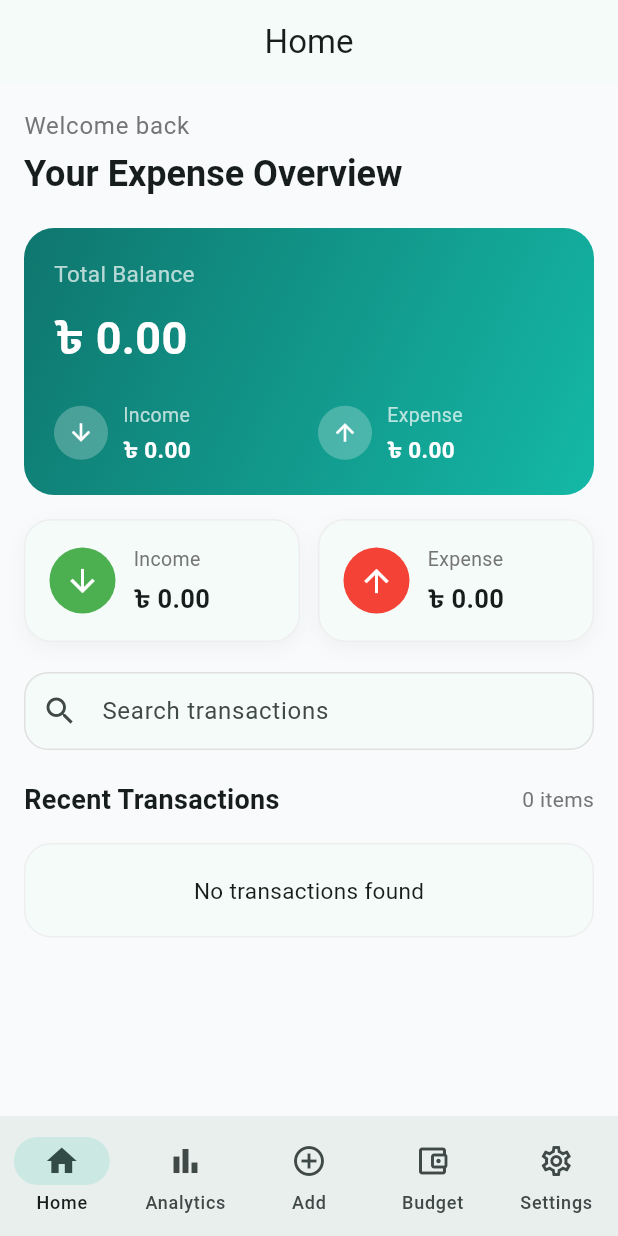
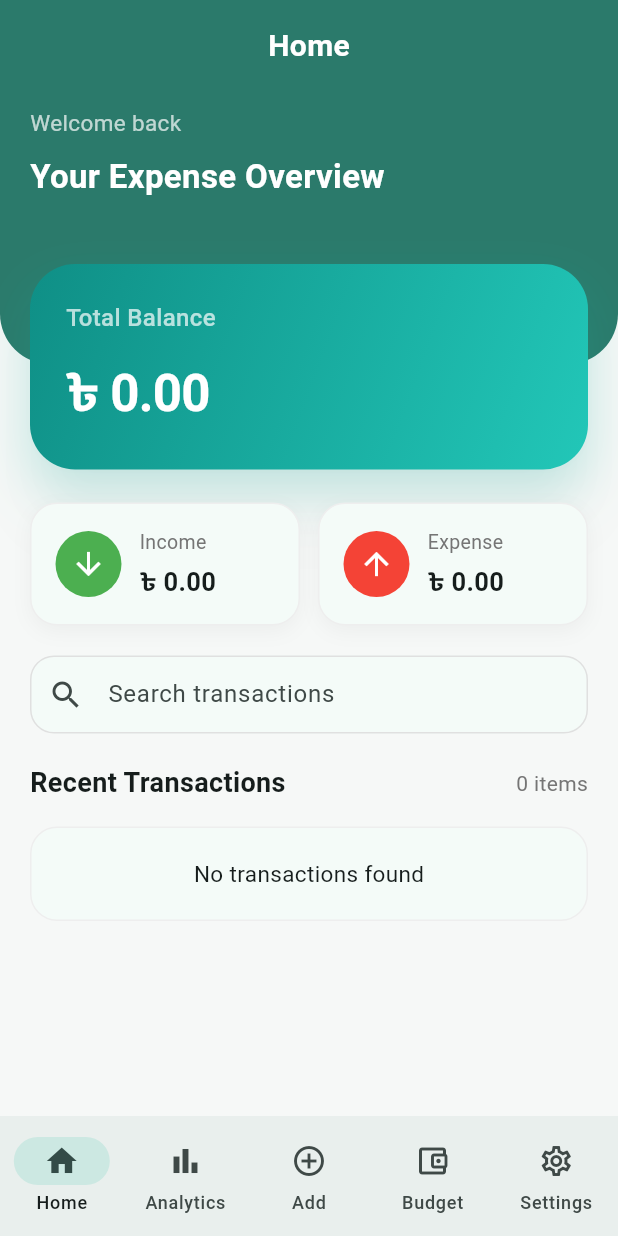
Before and after one commit to AR-NIHAL/trackora-finance-app, a Flutter app: the screen it shows after launch, on a phone screen of 412 x 824 dp. Run offline on Flutter 3.47's test engine with Material 3 defaults, Android fonts, the light colour scheme and no system bars; our stand-ins replace fl_chart, flutter_riverpod, hive, hive_flutter, riverpod, shared_preferences and 1 more; accounts and stored records are empty.

Commit message:
total balance card modify

```diff
--- a/fintrack/lib/app/router/app_router.dart
+++ b/fintrack/lib/app/router/app_router.dart
@@ -34,7 +34,7 @@ class _AppRouterState extends State<AppRouter> {
   @override
   Widget build(BuildContext context) {
     return Scaffold(
-      appBar: AppBar(title: Text(_titles[_currentIndex])),
+      // appBar: AppBar(title: Text(_titles[_currentIndex])),
       body: _screens[_currentIndex],
       bottomNavigationBar: NavigationBar(
         selectedIndex: _currentIndex,
--- a/fintrack/lib/features/home/presentation/screens/home_screen.dart
+++ b/fintrack/lib/features/home/presentation/screens/home_screen.dart
@@ -1,9 +1,7 @@
 import 'package:flutter/material.dart';
 import 'package:flutter_riverpod/flutter_riverpod.dart';
-import '../../../../shared/widgets/app_scaffold.dart';
 import '../../../transactions/providers/transaction_provider.dart';
 import '../widgets/balance_card.dart';
-import '../widgets/home_header.dart';
 import '../widgets/recent_transaction_list.dart';
 import '../widgets/summary_card.dart';
 import '../widgets/transaction_search_bar.dart';
@@ -22,19 +20,75 @@ class HomeScreen extends ConsumerWidget {
     final totalIncome = ref.watch(totalIncomeProvider);
     final totalExpense = ref.watch(totalExpenseProvider);
 
-    return AppScaffold(
+    return Scaffold(
+      backgroundColor: const Color(0xFFF6F8F7),
+      body: SafeArea(
+        bottom: false,
         child: SingleChildScrollView(
           child: Column(
             crossAxisAlignment: CrossAxisAlignment.start,
             children: [
-            const HomeHeader(),
-            const SizedBox(height: 20),
-            BalanceCard(
-              balance: totalBalance,
-              income: totalIncome,
-              expense: totalExpense,
+              // Top section with floating balance card
+              Stack(
+                clipBehavior: Clip.none,
+                children: [
+                  Container(
+                    width: double.infinity,
+                    padding: const EdgeInsets.fromLTRB(20, 16, 20, 110),
+                    decoration: const BoxDecoration(
+                      color: Color(0xFF2B7A6B),
+                      borderRadius: BorderRadius.only(
+                        bottomLeft: Radius.circular(34),
+                        bottomRight: Radius.circular(34),
                       ),
-            const SizedBox(height: 16),
+                    ),
+                    child: Column(
+                      crossAxisAlignment: CrossAxisAlignment.start,
+                      children: const [
+                        Center(
+                          child: Text(
+                            'Home',
+                            style: TextStyle(
+                              fontSize: 20,
+                              fontWeight: FontWeight.w700,
+                              color: Colors.white,
+                            ),
+                          ),
+                        ),
+                        SizedBox(height: 26),
+                        Text(
+                          'Welcome back',
+                          style: TextStyle(fontSize: 15, color: Colors.white70),
+                        ),
+                        SizedBox(height: 10),
+                        Text(
+                          'Your Expense Overview',
+                          style: TextStyle(
+                            fontSize: 22,
+                            fontWeight: FontWeight.bold,
+                            color: Colors.white,
+                          ),
+                        ),
+                      ],
+                    ),
+                  ),
+
+                  Positioned(
+                    left: 20,
+                    right: 20,
+                    bottom: -70,
+                    child: BalanceCard(balance: totalBalance),
+                  ),
+                ],
+              ),
+
+              const SizedBox(height: 92),
+
+              Padding(
+                padding: const EdgeInsets.symmetric(horizontal: 20),
+                child: Column(
+                  crossAxisAlignment: CrossAxisAlignment.start,
+                  children: [
                     Row(
                       children: [
                         Expanded(
@@ -64,7 +118,10 @@ class HomeScreen extends ConsumerWidget {
                       children: [
                         const Text(
                           'Recent Transactions',
-                  style: TextStyle(fontSize: 18, fontWeight: FontWeight.bold),
+                          style: TextStyle(
+                            fontSize: 18,
+                            fontWeight: FontWeight.bold,
+                          ),
                         ),
                         Text(
                           '${transactionState.transactions.length} items',
@@ -74,7 +131,12 @@ class HomeScreen extends ConsumerWidget {
                     ),
                     const SizedBox(height: 16),
                     const RecentTransactionList(),
+                    const SizedBox(height: 24),
                   ],
+                ),
+              ),
+            ],
+          ),
         ),
       ),
     );
--- a/fintrack/lib/features/home/presentation/widgets/balance_card.dart
+++ b/fintrack/lib/features/home/presentation/widgets/balance_card.dart
@@ -2,15 +2,8 @@ import 'package:flutter/material.dart';
 
 class BalanceCard extends StatelessWidget {
   final double balance;
-  final double income;
-  final double expense;
 
-  const BalanceCard({
-    super.key,
-    required this.balance,
-    required this.income,
-    required this.expense,
-  });
+  const BalanceCard({super.key, required this.balance});
 
   String _formatAmount(double value) {
     return value.toStringAsFixed(2);
@@ -18,102 +11,54 @@ class BalanceCard extends StatelessWidget {
 
   @override
   Widget build(BuildContext context) {
-    return Container(
+    return Material(
+      elevation: 18,
+      shadowColor: Colors.black.withOpacity(0.16),
+      borderRadius: BorderRadius.circular(30),
+      color: Colors.transparent,
+      child: Container(
         width: double.infinity,
-      padding: const EdgeInsets.all(20),
+        padding: const EdgeInsets.fromLTRB(24, 24, 24, 26),
         decoration: BoxDecoration(
-        borderRadius: BorderRadius.circular(20),
+          borderRadius: BorderRadius.circular(30),
           gradient: const LinearGradient(
-          colors: [Color(0xFF0F766E), Color(0xFF14B8A6)],
+            colors: [Color(0xFF0F8F86), Color(0xFF22C7B8)],
             begin: Alignment.topLeft,
             end: Alignment.bottomRight,
           ),
+          boxShadow: [
+            BoxShadow(
+              color: const Color(0xFF14B8A6).withOpacity(0.20),
+              blurRadius: 28,
+              spreadRadius: 2,
+              offset: const Offset(0, 14),
+            ),
+          ],
         ),
         child: Column(
           crossAxisAlignment: CrossAxisAlignment.start,
           children: [
             const Text(
               'Total Balance',
-            style: TextStyle(color: Colors.white70, fontSize: 15),
+              style: TextStyle(
+                color: Colors.white70,
+                fontSize: 16,
+                fontWeight: FontWeight.w500,
               ),
-          const SizedBox(height: 10),
+            ),
+            const SizedBox(height: 14),
             Text(
               '৳ ${_formatAmount(balance)}',
               style: const TextStyle(
                 color: Colors.white,
-              fontSize: 30,
+                fontSize: 34,
                 fontWeight: FontWeight.bold,
-            ),
-          ),
-          const SizedBox(height: 20),
-          Row(
-            children: [
-              Expanded(
-                child: _InfoItem(
-                  label: 'Income',
-                  value: '৳ ${_formatAmount(income)}',
-                  icon: Icons.arrow_downward,
-                ),
-              ),
-              const SizedBox(width: 12),
-              Expanded(
-                child: _InfoItem(
-                  label: 'Expense',
-                  value: '৳ ${_formatAmount(expense)}',
-                  icon: Icons.arrow_upward,
+                letterSpacing: -0.5,
               ),
             ),
           ],
         ),
-        ],
       ),
     );
   }
 }
-
-class _InfoItem extends StatelessWidget {
-  final String label;
-  final String value;
-  final IconData icon;
-
-  const _InfoItem({
-    required this.label,
-    required this.value,
-    required this.icon,
-  });
-
-  @override
-  Widget build(BuildContext context) {
-    return Row(
-      children: [
-        CircleAvatar(
-          radius: 18,
-          backgroundColor: Colors.white24,
-          child: Icon(icon, color: Colors.white, size: 18),
-        ),
-        const SizedBox(width: 10),
-        Expanded(
-          child: Column(
-            crossAxisAlignment: CrossAxisAlignment.start,
-            children: [
-              Text(
-                label,
-                style: const TextStyle(color: Colors.white70, fontSize: 13),
-              ),
-              const SizedBox(height: 2),
-              Text(
-                value,
-                style: const TextStyle(
-                  color: Colors.white,
-                  fontSize: 15,
-                  fontWeight: FontWeight.w600,
-                ),
-                overflow: TextOverflow.ellipsis,
-              ),
-            ],
-          ),
-        ),
-      ],
-    );
-  }
-}
```
Lines whose indentation alone changed are shown as unchanged.
